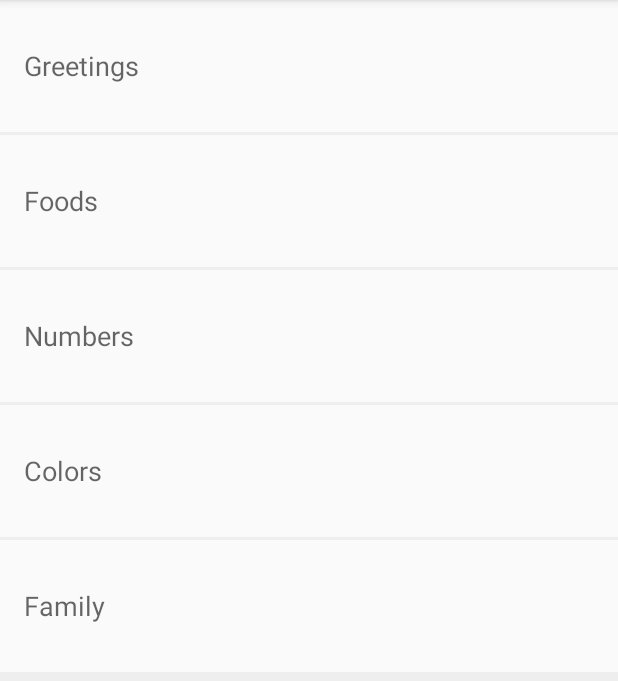
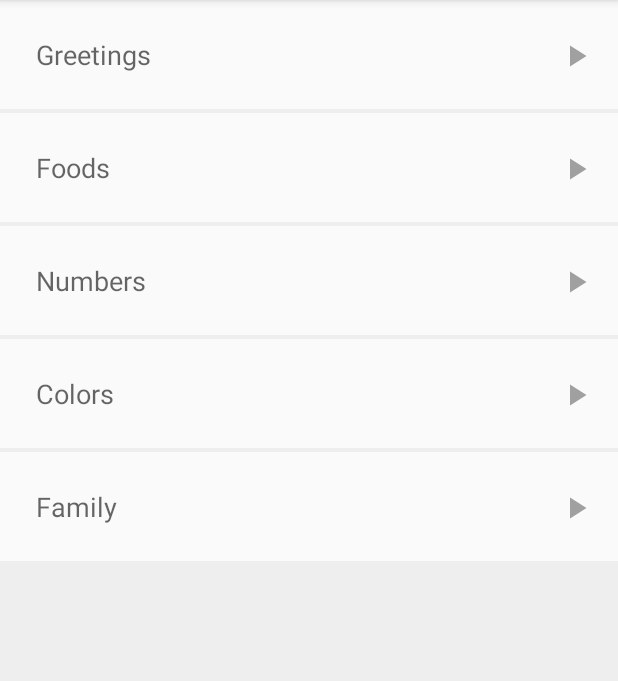
Before and after one commit to chanlis/LearnChinese, an Android app: the screen it shows after launch (MainActivity), on a phone screen of 412 x 824 dp, the part 84-765 px from its top. Run offline under Robolectric (Android 15) with nearby library versions, the phone set to English and light mode, and no system bars.

Commit message:
add play button to layout

```diff
--- a/app/src/main/res/layout/activity_main.xml
+++ b/app/src/main/res/layout/activity_main.xml
@@ -7,29 +7,90 @@
     android:orientation="vertical"
     tools:context="com.example.android.learnchinese.MainActivity">
 
+    <RelativeLayout
+        android:layout_width="match_parent"
+        android:layout_height="wrap_content"
+        android:orientation="horizontal">
         <TextView
             android:id="@+id/greetings"
             style="@style/CategoryStyle"
             android:text="@string/category_greetings" />
+        <ImageView
+            android:layout_width="wrap_content"
+            android:layout_height="wrap_content"
+            android:src="@drawable/play_arrow"
+            android:layout_alignParentRight="true"
+            android:layout_centerVertical="true"
+            android:paddingRight="16dp" />
+    </RelativeLayout>
 
+
+    <RelativeLayout
+        android:layout_width="match_parent"
+        android:layout_height="wrap_content"
+        android:orientation="horizontal">
         <TextView
             android:id="@+id/foods"
             style="@style/CategoryStyle"
-        android:text="@string/category_foods"/>
+            android:text="@string/category_foods" />
+        <ImageView
+            android:layout_width="wrap_content"
+            android:layout_height="wrap_content"
+            android:src="@drawable/play_arrow"
+            android:layout_alignParentRight="true"
+            android:layout_centerVertical="true"
+            android:paddingRight="16dp" />
+    </RelativeLayout>
 
+    <RelativeLayout
+        android:layout_width="match_parent"
+        android:layout_height="wrap_content"
+        android:orientation="horizontal">
         <TextView
             android:id="@+id/numbers"
             style="@style/CategoryStyle"
-        android:text="@string/category_numbers"/>
+            android:text="@string/category_numbers" />
+        <ImageView
+            android:layout_width="wrap_content"
+            android:layout_height="wrap_content"
+            android:src="@drawable/play_arrow"
+            android:layout_alignParentRight="true"
+            android:layout_centerVertical="true"
+            android:paddingRight="16dp" />
+    </RelativeLayout>
 
+    <RelativeLayout
+        android:layout_width="match_parent"
+        android:layout_height="wrap_content"
+        android:orientation="horizontal">
         <TextView
             android:id="@+id/colors"
             style="@style/CategoryStyle"
             android:text="@string/category_colors" />
+        <ImageView
+            android:layout_width="wrap_content"
+            android:layout_height="wrap_content"
+            android:src="@drawable/play_arrow"
+            android:layout_alignParentRight="true"
+            android:layout_centerVertical="true"
+            android:paddingRight="16dp" />
+    </RelativeLayout>
 
+    <RelativeLayout
+        android:layout_width="match_parent"
+        android:layout_height="wrap_content"
+        android:orientation="horizontal">
         <TextView
             android:id="@+id/family"
             style="@style/CategoryStyle"
             android:text="@string/category_family" />
+        <ImageView
+            android:layout_width="wrap_content"
+            android:layout_height="wrap_content"
+            android:src="@drawable/play_arrow"
+            android:layout_alignParentRight="true"
+            android:layout_centerVertical="true"
+            android:paddingRight="16dp" />
+    </RelativeLayout>
 
 </LinearLayout>
--- a/app/src/main/res/values/styles.xml
+++ b/app/src/main/res/values/styles.xml
@@ -23,11 +23,11 @@
     <!-- Style for a category of vocabulary words -->
     <style name="CategoryStyle">
         <item name="android:layout_width">match_parent</item>
-        <item name="android:layout_height">@dimen/list_item_height</item>
+        <item name="android:layout_height">wrap_content</item>
         <item name="android:gravity">center_vertical</item>
-        <item name="android:padding">16dp</item>
+        <item name="android:padding">24dp</item>
         <item name="android:textAppearance">?android:textAppearanceMedium</item>
         <item name="android:background">@color/light_white</item>
-        <item name="android:layout_marginBottom">3px</item>
+        <item name="android:layout_marginBottom">4px</item>
     </style>
 </resources>
```
Also changed, not shown: app/src/main/res/layout/list_item.xml (+17 -5 lines), app/src/main/res/layout/words_list.xml (+4 -4 lines), app/src/main/res/values-w820dp/dimens.xml (deleted, +0 -20 lines), app/src/main/res/values/dimens.xml (deleted, +0 -21 lines), app/src/main/res/drawable-hdpi/play_arrow.png (added), app/src/main/res/drawable-mdpi/play_arrow.png (added), app/src/main/res/drawable-xhdpi/play_arrow.png (added), app/src/main/res/drawable-xxhdpi/play_arrow.png (added), app/src/main/res/drawable-xxxhdpi/play_arrow.png (added). Lines whose indentation alone changed are shown as unchanged.
